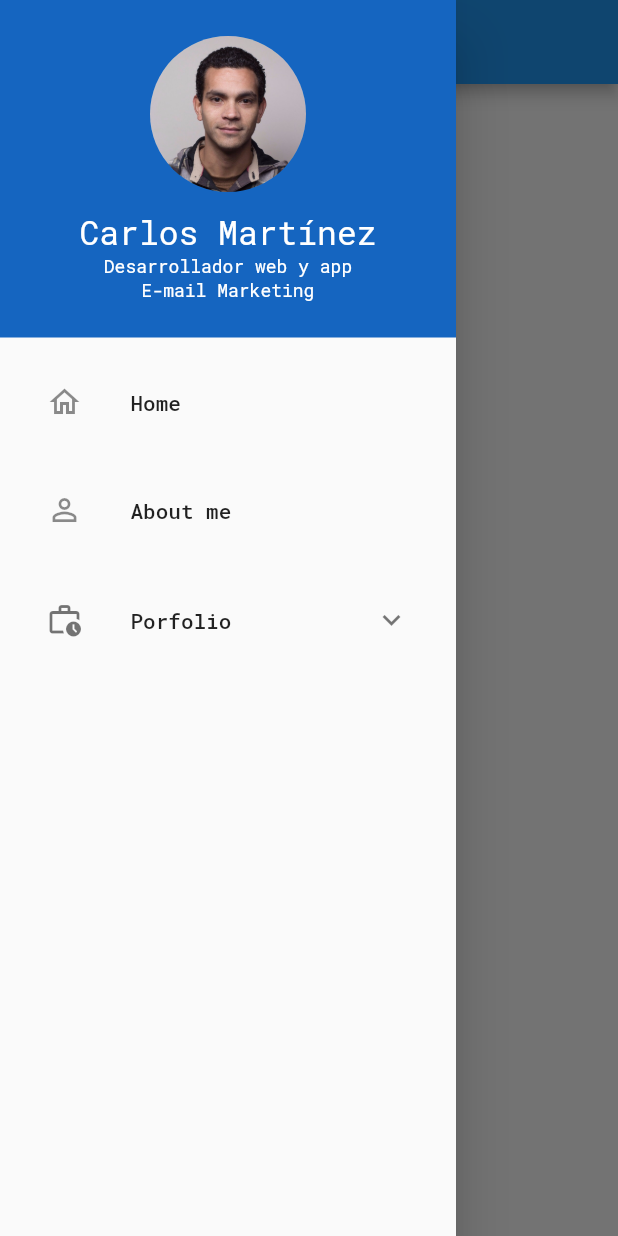
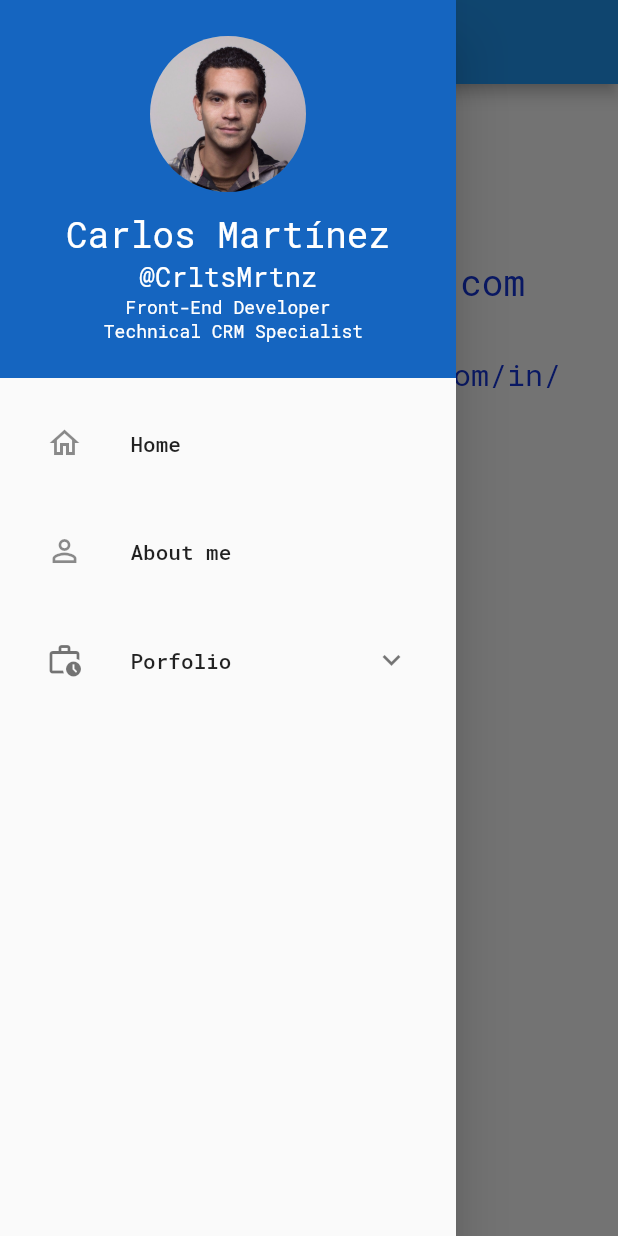
Before and after one commit to crltsmrtnz/crlts_mrtnz, a Flutter app: the About screen opened directly, with the side drawer open, on a phone screen of 412 x 824 dp. Run offline on Flutter 3.47's test engine with Material 2 defaults, Android fonts, the light colour scheme and no system bars; our stand-ins replace firebase_core, google_fonts; accounts and stored records are empty.

Commit message:
Contact info

```diff
--- a/lib/pages/about.dart
+++ b/lib/pages/about.dart
@@ -13,8 +13,29 @@ class About extends StatelessWidget {
         ),
         body: const Center(
           // Este Widget de texto usará la fuente RobotoMono
-          child: Text(
-            'A b o u t',
+          child: Column(
+            children: [
+              CircleAvatar(
+                radius: 52,
+                backgroundImage: AssetImage('assets/img/CrltsMrtnz.png'),
+              ),
+              SizedBox(
+                height: 12,
+              ),
+              Text(
+                "CrltsMrtnz@gmail.com",
+                style: TextStyle(fontSize: 24, color: Color(0xFF1434D7)),
+              ),
+              Text(
+                "+595972264992",
+                style: TextStyle(fontSize: 24, color: Color(0xFF1434D7)),
+              ),
+              Text(
+                "https://www.linkedin.com/in/crltsmrtnz/",
+                textAlign: TextAlign.center,
+                style: TextStyle(fontSize: 20, color: Color(0xFF1434D7)),
+              )
+            ],
           ),
         ),
       );
--- a/lib/pages/nav_bar.dart
+++ b/lib/pages/nav_bar.dart
@@ -34,8 +34,8 @@ class NavBar extends StatelessWidget {
               top: 24 + MediaQuery.of(context).padding.top,
               bottom: 24,
             ),
-            child: Column(
-              children: const [
+            child: const Column(
+              children: [
                 CircleAvatar(
                   radius: 52,
                   backgroundImage: AssetImage('assets/img/CrltsMrtnz.png'),
@@ -45,10 +45,14 @@ class NavBar extends StatelessWidget {
                 ),
                 Text(
                   "Carlos Martínez",
-                  style: TextStyle(fontSize: 22, color: Colors.white),
+                  style: TextStyle(fontSize: 24, color: Colors.white),
                 ),
                 Text(
-                  "Desarrollador web y app\nE-mail Marketing",
+                  "@CrltsMrtnz",
+                  style: TextStyle(fontSize: 18, color: Colors.white),
+                ),
+                Text(
+                  "Front-End Developer \n Technical CRM Specialist",
                   textAlign: TextAlign.center,
                   style: TextStyle(fontSize: 12, color: Colors.white),
                 )
--- a/pubspec.yaml
+++ b/pubspec.yaml
@@ -31,8 +31,8 @@ environment:
 dependencies:
   flutter:
     sdk: flutter
-  google_fonts: ^3.0.1
-  firebase_core: ^1.21.1
+  google_fonts: ^5.1.0
+  firebase_core: ^2.14.0
 
 
   # The following adds the Cupertino Icons font to your application.
```
Also changed, not shown: pubspec.lock, 9 other files.
